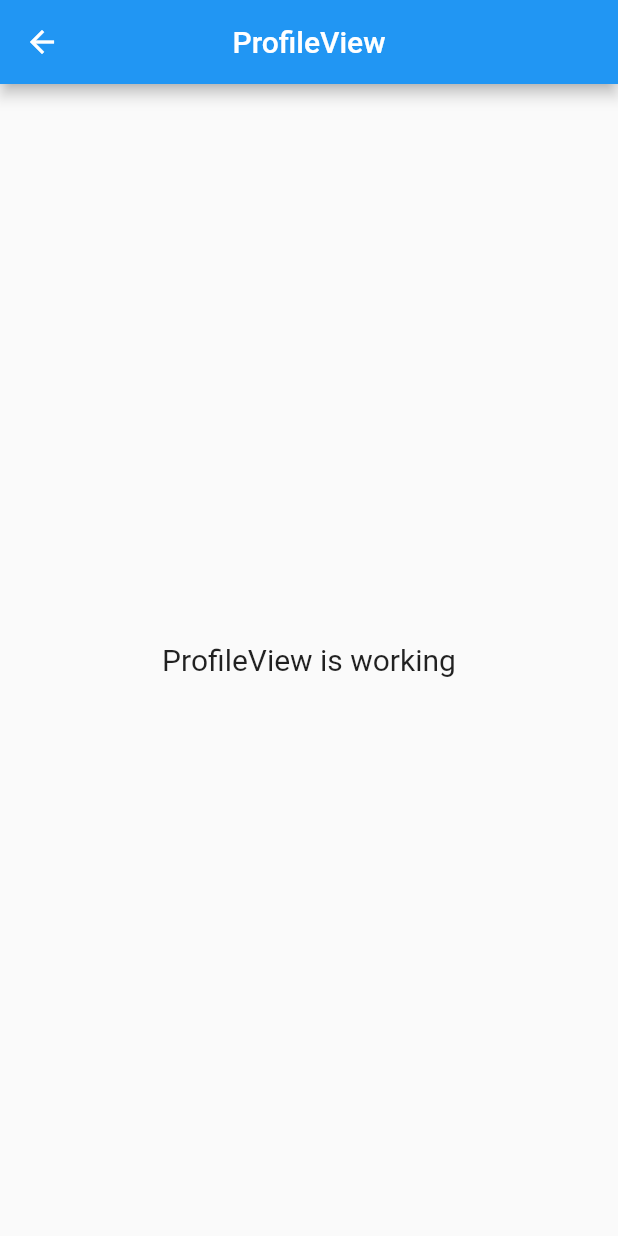
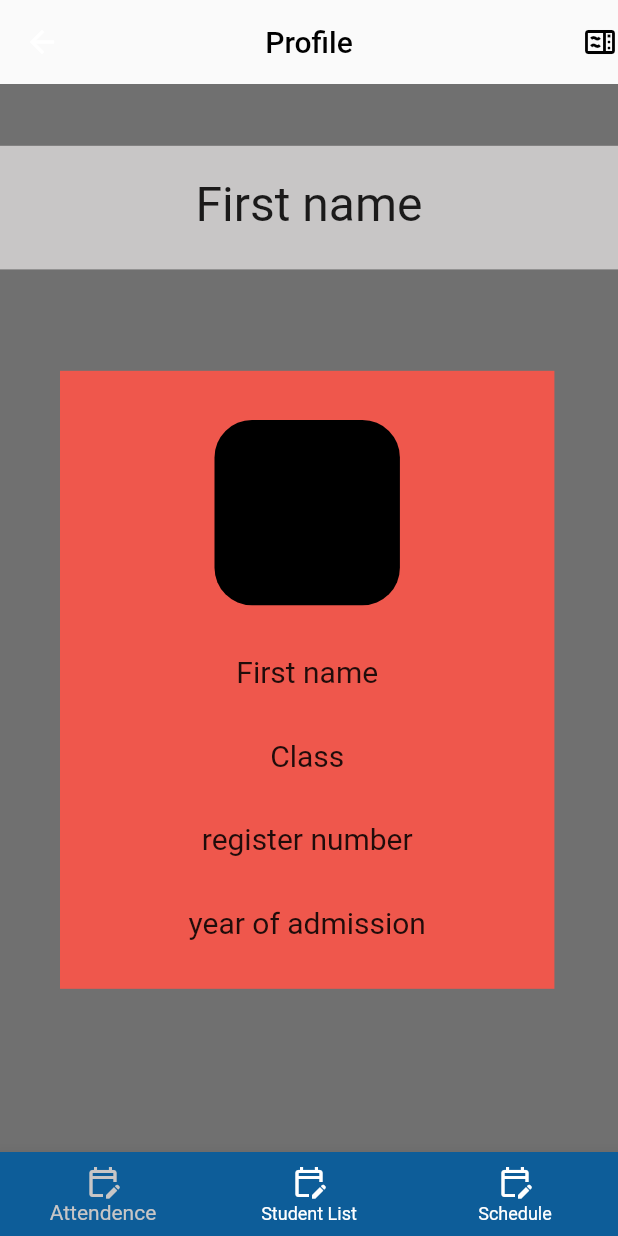
Before and after one commit to Aiswaryapc/ucek_get_cli, a Flutter app: the ProfileView screen opened by its route, on a phone screen of 412 x 824 dp. Run offline on Flutter 3.47's test engine with Material 2 defaults, Android fonts, the light colour scheme and no system bars; our stand-ins replace get, sizer.

Commit message:
profile 1

```diff
--- a/lib/app/modules/home/profile/views/profile_view.dart
+++ b/lib/app/modules/home/profile/views/profile_view.dart
@@ -1,7 +1,11 @@
 import 'package:flutter/material.dart';
+import 'package:flutter/rendering.dart';
+import 'package:flutter/widgets.dart';
 
 import 'package:get/get.dart';
 
+import '../../../../widget/theme/colors.dart';
+import '../../../../widget/theme/string_const.dart';
 import '../controllers/profile_controller.dart';
 
 class ProfileView extends GetView<ProfileController> {
@@ -9,14 +13,120 @@ class ProfileView extends GetView<ProfileController> {
   Widget build(BuildContext context) {
     return Scaffold(
       appBar: AppBar(
-        title: Text('ProfileView'),
+        backgroundColor: Colors.transparent,
+        elevation: 0,
+        title: Text(
+          AppStrings.profile,
+          style: TextStyle(color: AppColors.black),
+        ),
         centerTitle: true,
+        actions: [
+          Icon(
+            Icons.microwave_outlined,
+            color: AppColors.black,
+          )
+        ],
       ),
-      body: Center(
-        child: Text(
-          'ProfileView is working',
-          style: TextStyle(fontSize: 20),
+      body: SafeArea(
+        child: Material(
+          child: Expanded(
+            child: Container(
+              color: AppColors.darkSilver,
+              child: Stack(children: [
+                Positioned(
+                  top: Get.height * 0.05,
+                  child: Stack(children: [
+                    Padding(
+                      padding: EdgeInsets.only(left: 40, right: 40, top: 150),
+                      child: Container(
+                        height: Get.height * 0.5,
+                        width: Get.width * 0.8,
+                        color: AppColors.fireOpalRed,
+                        child: Column(
+                          mainAxisAlignment: MainAxisAlignment.spaceEvenly,
+                          children: [
+                            Container(
+                              decoration: BoxDecoration(
+                                  color: AppColors.black,
+                                  borderRadius: BorderRadius.circular(25)),
+                              height: Get.height * 0.15,
+                              width: Get.height * 0.15,
+                            ),
+                            Text(
+                              AppStrings.fname,
+                              textAlign: TextAlign.center,
+                              style:
+                                  TextStyle(fontSize: Get.textScaleFactor * 20),
+                            ),
+                            Text(
+                              AppStrings.sclass,
+                              textAlign: TextAlign.center,
+                              style:
+                                  TextStyle(fontSize: Get.textScaleFactor * 20),
+                            ),
+                            Text(
+                              AppStrings.srno,
+                              textAlign: TextAlign.center,
+                              style:
+                                  TextStyle(fontSize: Get.textScaleFactor * 20),
+                            ),
+                            Text(
+                              AppStrings.sadmi_date,
+                              textAlign: TextAlign.center,
+                              style:
+                                  TextStyle(fontSize: Get.textScaleFactor * 20),
+                            ),
+                          ],
+                        ),
+                      ),
+                    ),
+                    Container(
+                      color: AppColors.chineseSilver,
+                      height: Get.height * 0.1,
+                      width: Get.width,
+                      child: Padding(
+                        padding: const EdgeInsets.only(top: 20),
+                        child: Text(
+                          AppStrings.fname,
+                          style: TextStyle(
+                            fontSize: Get.textScaleFactor * 32,
+                          ),
+                          textAlign: TextAlign.center,
+                        ),
+                      ),
+                    ),
+                  ]),
+                ),
+              ]),
+            ),
+          ),
         ),
+      ),
+      bottomNavigationBar: BottomNavigationBar(
+        unselectedItemColor: AppColors.white,
+        selectedItemColor: AppColors.chineseSilver,
+        items: const <BottomNavigationBarItem>[
+          BottomNavigationBarItem(
+            icon: Icon(
+              Icons.edit_calendar_outlined,
+              //color: AppColors.buttonBlue,
+            ),
+            label: AppStrings.attendence,
+          ),
+          BottomNavigationBarItem(
+              icon: Icon(
+                Icons.edit_calendar_outlined,
+                //color: AppColors.buttonBlue,
+              ),
+              label: AppStrings.studlist),
+          BottomNavigationBarItem(
+              icon: Icon(
+                Icons.edit_calendar_outlined,
+                // color: AppColors.white,
+              ),
+              label: AppStrings.schedule)
+        ],
+        backgroundColor: AppColors.mediumElectricBlue,
       ),
     );
   }
--- a/lib/app/routes/app_pages.dart
+++ b/lib/app/routes/app_pages.dart
@@ -16,7 +16,7 @@ part 'app_routes.dart';
 class AppPages {
   AppPages._();
 
-  static const INITIAL = Routes.HOME;
+  static const INITIAL = Routes.PROFILE;
 
   static final routes = [
     GetPage(
--- a/lib/app/widget/theme/string_const.dart
+++ b/lib/app/widget/theme/string_const.dart
@@ -32,4 +32,8 @@ class AppStrings {
   static const String studlist = 'Student List';
   static const String schedule = 'Schedule';
   static const String hispace = ' Hi ';
+  static const String profile = 'Profile';
+  static const String sclass = 'Class';
+  static const String srno = 'register number';
+  static const String sadmi_date = 'year of admission';
 }
```
